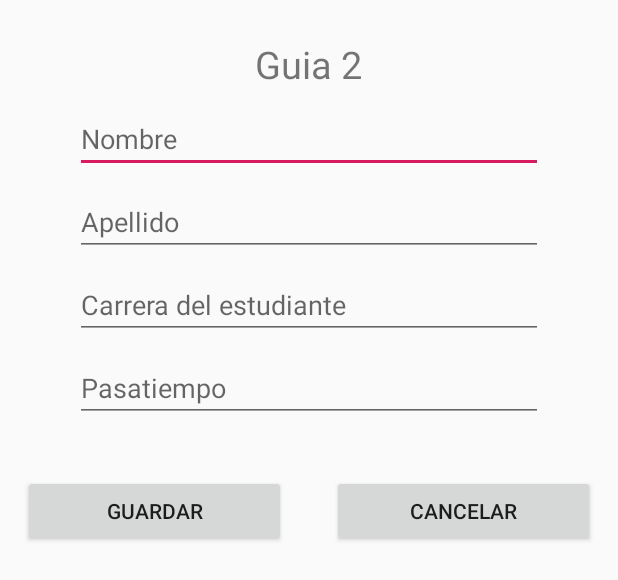
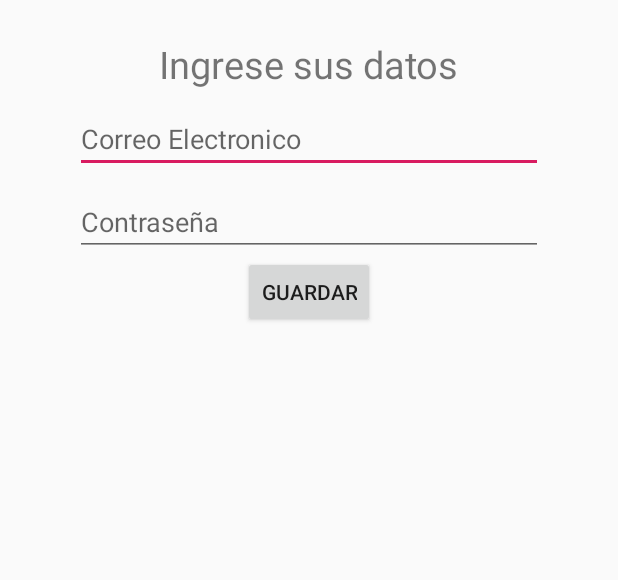
Before and after one commit to LizzetteEscobar/LabDMGuia02, an Android app: the layout activity_main.xml on its own in the app's theme, with its tools: preview values and no code run, on a phone screen of 412 x 824 dp. Shown: the top 580 px of the screen. Run offline under Robolectric (Android 15) with nearby library versions, the phone set to English and light mode, and no system bars.

Commit message:
main activity

```diff
--- a/app/src/main/java/com/example/labdmguia02/MainActivity.java
+++ b/app/src/main/java/com/example/labdmguia02/MainActivity.java
@@ -16,8 +16,8 @@ public class MainActivity extends AppCompatActivity implements View.OnClickListe
     protected void onCreate(Bundle savedInstanceState) {
         super.onCreate(savedInstanceState);
         setContentView(R.layout.activity_main);
-        if(getSupportActionBar()!=null) {
-            getSupportActionBar().hide();
+        if(getSupportActionBar()!=null){
+            getSupportActionBar().setTitle("Guia02");
         }
         edtNombre=findViewById(R.id.edtNombre);
         edtApellido=findViewById(R.id.edtApellido);
--- a/app/src/main/res/layout/activity_main.xml
+++ b/app/src/main/res/layout/activity_main.xml
@@ -10,73 +10,35 @@
     <TextView
         android:layout_marginTop="25dp"
         android:layout_gravity="center"
-        android:text="Guia 2"
+        android:text="Ingrese sus datos"
         android:textSize="25sp"
         android:layout_width="wrap_content"
         android:layout_height="wrap_content" />
     <EditText
         android:inputType="textPersonName"
-        android:id="@+id/edtNombre"
+        android:id="@+id/edtCorreo"
         android:layout_marginTop="10dp"
         android:layout_marginRight="50dp"
         android:layout_marginLeft="50dp"
-        android:hint="Nombre"
+        android:hint="Correo Electronico"
         android:layout_width="match_parent"
         android:layout_height="wrap_content" />
 
     <EditText
         android:inputType="textPersonName"
-        android:id="@+id/edtApellido"
+        android:id="@+id/edtPass"
         android:layout_marginTop="10dp"
         android:layout_marginLeft="50dp"
         android:layout_marginRight="50dp"
-        android:hint="Apellido"
+        android:hint="Contraseña"
         android:layout_width="match_parent"
         android:layout_height="wrap_content" />
 
-    <EditText
-        android:inputType="textPersonName"
-        android:id="@+id/edtCarrera"
-        android:layout_marginTop="10dp"
-        android:layout_marginLeft="50dp"
-        android:layout_marginRight="50dp"
-        android:hint="Carrera del estudiante"
-        android:layout_width="match_parent"
-        android:layout_height="wrap_content" />
-
-    <EditText
-        android:inputType="textPersonName"
-        android:id="@+id/edtPasatiempo"
-        android:layout_marginTop="10dp"
-        android:layout_marginLeft="50dp"
-        android:layout_marginRight="50dp"
-        android:hint="Pasatiempo"
-        android:layout_width="match_parent"
-        android:layout_height="wrap_content" />
-
-    <LinearLayout
-        android:layout_marginTop="35dp"
-        android:orientation="horizontal"
-
-        android:layout_width="match_parent"
-        android:layout_height="wrap_content">
         <Button
-            android:id="@+id/btnGuardar"
-            android:layout_marginLeft="15dp"
-            android:layout_marginRight="15dp"
+            android:id="@+id/btnIniciar"
             android:text="Guardar"
-            android:layout_weight="1"
-            android:layout_width="0dp"
-            android:layout_height="wrap_content" />
-        <Button
-            android:id="@+id/btnCancelar"
-            android:layout_marginLeft="15dp"
-            android:layout_marginRight="15dp"
-            android:layout_weight="1"
-            android:text="Cancelar"
-            android:layout_width="0dp"
+            android:layout_gravity="center"
+            android:layout_width="wrap_content"
             android:layout_height="wrap_content" />
 
-    </LinearLayout>
-
 </LinearLayout>
```
